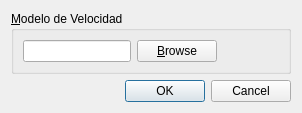
This is Dialogs/loadmodel.ui in edvelezg/viper-sugui as Qt 5 draws it before an edit. The edited form follows.
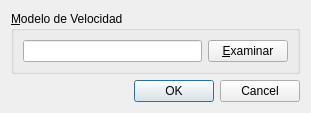
This is the edited form.

```diff
--- a/Dialogs/loadmodel.ui
+++ b/Dialogs/loadmodel.ui
@@ -5,26 +5,31 @@
    <rect>
     <x>0</x>
     <y>0</y>
-    <width>302</width>
-    <height>110</height>
+    <width>311</width>
+    <height>108</height>
    </rect>
   </property>
   <property name="windowTitle" >
    <string>Cargar Modelo</string>
   </property>
   <layout class="QGridLayout" name="gridLayout" >
-   <item row="0" column="0" >
+   <item row="2" column="0" >
+    <widget class="QDialogButtonBox" name="propagationModelButtonBox" >
+     <property name="standardButtons" >
+      <set>QDialogButtonBox::Cancel|QDialogButtonBox::Ok</set>
+     </property>
+    </widget>
+   </item>
+   <item row="1" column="0" >
     <widget class="QGroupBox" name="groupBox_3" >
      <property name="title" >
       <string>&amp;Modelo de Velocidad</string>
      </property>
-     <layout class="QHBoxLayout" name="horizontalLayout_3" >
-      <item>
-       <layout class="QHBoxLayout" name="horizontalLayout_2" >
-        <item>
+     <layout class="QGridLayout" name="gridLayout_2" >
+      <item row="0" column="0" >
          <widget class="QLineEdit" name="sourceFileEdit" />
         </item>
-        <item>
+      <item row="0" column="1" >
          <widget class="QPushButton" name="browseButton" >
           <property name="sizePolicy" >
            <sizepolicy vsizetype="Fixed" hsizetype="Fixed" >
@@ -33,36 +38,14 @@
            </sizepolicy>
           </property>
           <property name="text" >
-           <string>&amp;Browse</string>
+         <string>&amp;Examinar</string>
           </property>
           <property name="shortcut" >
            <string>Alt+B</string>
           </property>
          </widget>
         </item>
-        <item>
-         <spacer name="horizontalSpacer_2" >
-          <property name="orientation" >
-           <enum>Qt::Horizontal</enum>
-          </property>
-          <property name="sizeHint" stdset="0" >
-           <size>
-            <width>40</width>
-            <height>20</height>
-           </size>
-          </property>
-         </spacer>
-        </item>
-       </layout>
-      </item>
-     </layout>
-    </widget>
-   </item>
-   <item row="1" column="0" >
-    <widget class="QDialogButtonBox" name="propagationModelButtonBox" >
-     <property name="standardButtons" >
-      <set>QDialogButtonBox::Cancel|QDialogButtonBox::Ok</set>
-     </property>
+     </layout>
     </widget>
    </item>
   </layout>
```
Lines whose indentation alone changed are shown as unchanged.
